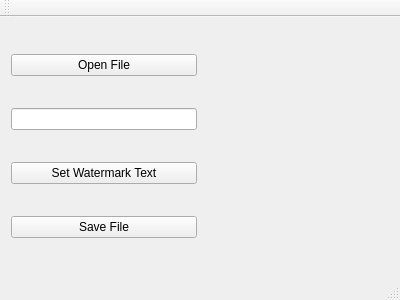
Qt form mainwindow.ui (TARRAKAN/Watermake) before a commit.
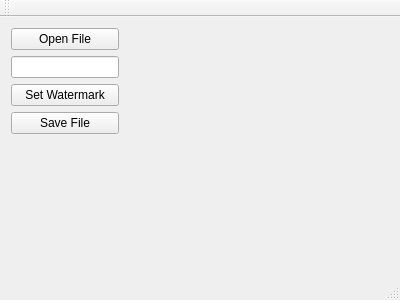
The same form after that commit.

```diff
--- a/mainwindow.ui
+++ b/mainwindow.ui
@@ -37,7 +37,7 @@
       <item>
        <widget class="QPushButton" name="pushButton_2">
         <property name="text">
-         <string>Set Watermark Text</string>
+         <string>Set Watermark</string>
         </property>
        </widget>
       </item>
@@ -48,10 +48,29 @@
         </property>
        </widget>
       </item>
+      <item>
+       <spacer name="verticalSpacer">
+        <property name="orientation">
+         <enum>Qt::Vertical</enum>
+        </property>
+        <property name="sizeHint" stdset="0">
+         <size>
+          <width>20</width>
+          <height>40</height>
+         </size>
+        </property>
+       </spacer>
+      </item>
      </layout>
     </item>
     <item>
      <widget class="QLabel" name="label">
+      <property name="sizePolicy">
+       <sizepolicy hsizetype="Expanding" vsizetype="Expanding">
+        <horstretch>0</horstretch>
+        <verstretch>0</verstretch>
+       </sizepolicy>
+      </property>
       <property name="text">
        <string/>
       </property>
```
